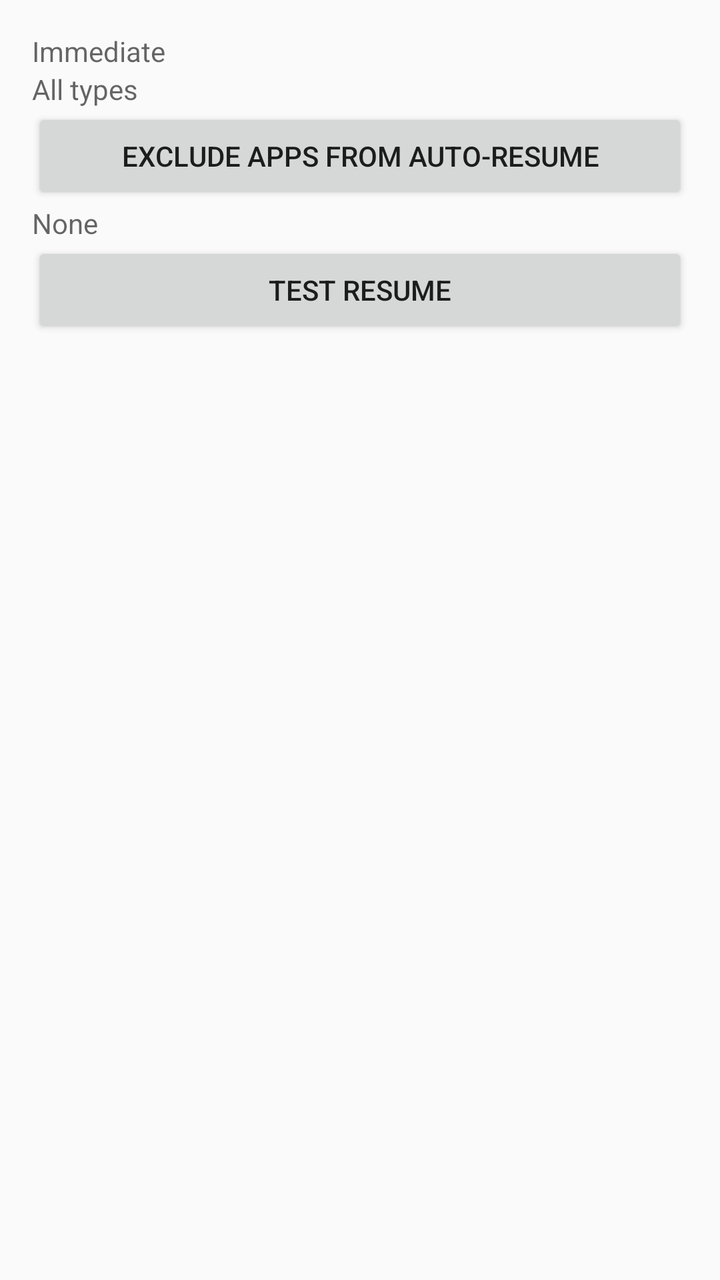
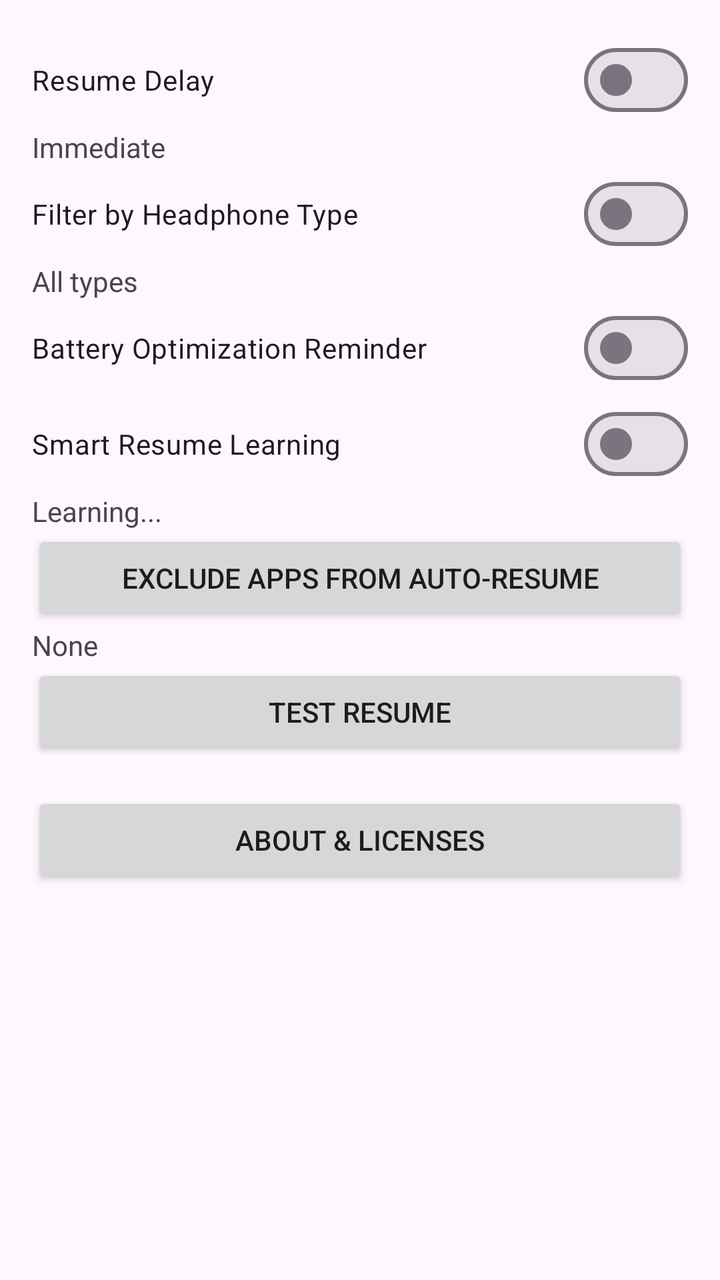

Before-and-after screenshots of an Android layout around one commit, followed by the original layout XML and the change that was made.
<!-- AndroidManifest.xml: activity theme Theme.AppCompat.DayNight.DarkActionBar -->
<!-- res/layout/fragment_settings.xml -->
<?xml version="1.0" encoding="utf-8"?>
<LinearLayout
    xmlns:android="http://schemas.android.com/apk/res/android"
    android:layout_width="match_parent"
    android:layout_height="match_parent"
    android:orientation="vertical"
    android:padding="16dp">

    <com.google.android.material.materialswitch.MaterialSwitch
        android:id="@+id/delay_switch"
        android:layout_width="match_parent"
        android:layout_height="wrap_content"
        android:text="@string/settings_resume_delay_title" />

    <TextView
        android:id="@+id/delay_value_text"
        android:layout_width="match_parent"
        android:layout_height="wrap_content"
        android:text="Immediate"
        android:textColor="?android:attr/textColorSecondary" />

    <com.google.android.material.materialswitch.MaterialSwitch
        android:id="@+id/filter_switch"
        android:layout_width="match_parent"
        android:layout_height="wrap_content"
        android:text="@string/settings_filter_headphones_title" />

    <TextView
        android:id="@+id/filter_value_text"
        android:layout_width="match_parent"
        android:layout_height="wrap_content"
        android:text="All types"
        android:textColor="?android:attr/textColorSecondary" />

    <com.google.android.material.materialswitch.MaterialSwitch
        android:id="@+id/battery_switch"
        android:layout_width="match_parent"
        android:layout_height="wrap_content"
        android:text="@string/settings_battery_reminder_title" />

    <Button
        android:id="@+id/excluded_apps_button"
        android:layout_width="match_parent"
        android:layout_height="wrap_content"
        android:text="@string/settings_exclude_apps_title" />

    <TextView
        android:id="@+id/excluded_apps_value_text"
        android:layout_width="match_parent"
        android:layout_height="wrap_content"
        android:text="None"
        android:textColor="?android:attr/textColorSecondary" />

    <Button
        android:id="@+id/test_resume_button"
        android:layout_width="match_parent"
        android:layout_height="wrap_content"
        android:text="@string/settings_test_resume" />
</LinearLayout>
<!-- resources referenced by this layout -->
<resources>
  <string name="settings_battery_reminder_title">Battery Optimization Reminder</string>
  <string name="settings_exclude_apps_title">Exclude Apps from Auto-Resume</string>
  <string name="settings_filter_headphones_title">Filter by Headphone Type</string>
  <string name="settings_resume_delay_title">Resume Delay</string>
  <string name="settings_test_resume">Test Resume</string>
</resources>

<!-- the commit's change to res/layout/fragment_settings.xml (unified diff, before → after) -->
@@ -38,6 +38,19 @@
         android:layout_height="wrap_content"
         android:text="@string/settings_battery_reminder_title" />
 
+    <com.google.android.material.materialswitch.MaterialSwitch
+        android:id="@+id/smart_resume_switch"
+        android:layout_width="match_parent"
+        android:layout_height="wrap_content"
+        android:text="@string/settings_smart_resume_title" />
+
+    <TextView
+        android:id="@+id/smart_resume_value_text"
+        android:layout_width="match_parent"
+        android:layout_height="wrap_content"
+        android:text="Learning..."
+        android:textColor="?android:attr/textColorSecondary" />
+
     <Button
         android:id="@+id/excluded_apps_button"
         android:layout_width="match_parent"
@@ -56,4 +69,11 @@
         android:layout_width="match_parent"
         android:layout_height="wrap_content"
         android:text="@string/settings_test_resume" />
+
+    <Button
+        android:id="@+id/about_button"
+        android:layout_width="match_parent"
+        android:layout_height="wrap_content"
+        android:layout_marginTop="16dp"
+        android:text="@string/settings_about_title" />
 </LinearLayout>
<!-- resource entries referenced after the edit -->
@@ -1,9 +1,24 @@
 <!-- resources referenced by this layout -->
 <resources>
+  <string name="settings_about_title">About &amp; Licenses</string>
   <string name="settings_battery_reminder_title">Battery Optimization Reminder</string>
   <string name="settings_exclude_apps_title">Exclude Apps from Auto-Resume</string>
   <string name="settings_filter_headphones_title">Filter by Headphone Type</string>
   <string name="settings_resume_delay_title">Resume Delay</string>
+  <string name="settings_smart_resume_title">Smart Resume Learning</string>
   <string name="settings_test_resume">Test Resume</string>
+  <style name="Theme.AutoPlay.Settings" parent="Theme.Material3.DayNight">
+          <item name="colorPrimary">@color/primary</item>
+          <item name="colorPrimaryVariant">@color/primary_dark</item>
+          <item name="colorOnPrimary">@android:color/white</item>
+          <item name="colorSecondary">@color/primary</item>
+          <item name="colorSecondaryVariant">@color/primary_dark</item>
+          <item name="colorOnSecondary">@android:color/white</item>
+          <item name="android:statusBarColor">@color/primary_dark</item>
+          <item name="android:navigationBarColor">?attr/colorSurface</item>
+          <item name="android:forceDarkAllowed">true</item>
+      </style>
+  <color name="primary">#4CAF50</color>
+  <color name="primary_dark">#388E3C</color>
 </resources>
 
